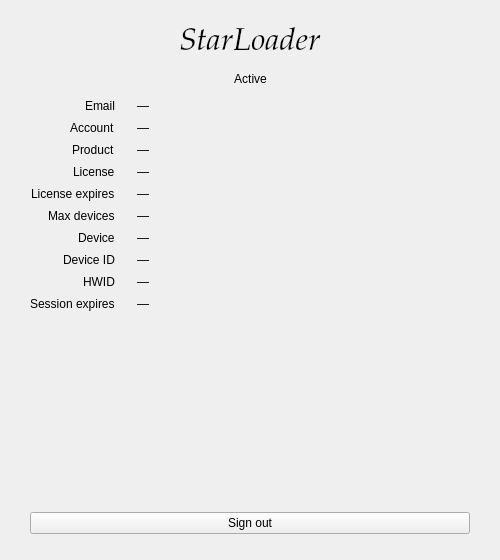
First picture: the form in license-client/ui/UserDashboard.ui, repository Starhaxor/StarLoader, before the edit.
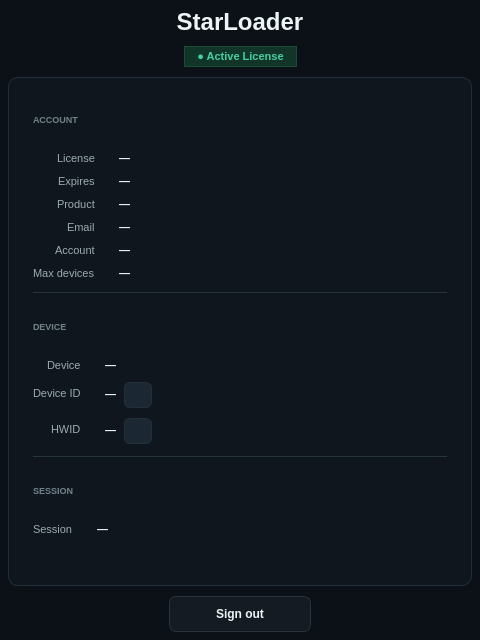
Second picture: the form after the edit.

Commit message:
client: redesign dashboard UI and enrich README with context & comparison
- Updates the authenticated dashboard with a new, organized layout,
  status-colored values, and one-click copy buttons for device ID and HWID.
- Adds a "Screenshots" section to the README for key application forms.
- Introduces a detailed "Comparison with market applications" section in the
  README to explain StarLoader's unique hardware-binding approach.

What changed in the file:
```diff
--- a/license-client/ui/UserDashboard.ui
+++ b/license-client/ui/UserDashboard.ui
@@ -6,29 +6,49 @@
    <rect>
     <x>0</x>
     <y>0</y>
-    <width>500</width>
-    <height>560</height>
+    <width>480</width>
+    <height>640</height>
    </rect>
   </property>
   <property name="minimumSize">
    <size>
-    <width>500</width>
-    <height>560</height>
+    <width>480</width>
+    <height>640</height>
    </size>
   </property>
   <property name="maximumSize">
    <size>
-    <width>500</width>
-    <height>560</height>
+    <width>480</width>
+    <height>640</height>
    </size>
   </property>
   <property name="windowTitle">
    <string>StarLoader</string>
   </property>
   <widget class="QWidget" name="centralwidget">
+   <property name="styleSheet">
+    <string notr="true">QWidget#centralwidget { background-color: #0B1117; }
+QLabel { background: transparent; }
+QLabel#dashboardBrandLabel { color: #EDF4F6; font-family: "Segoe UI", "Arial"; font-size: 18pt; font-weight: 600; }
+QLabel#activeStatusIndicator { color: #43D19E; background-color: #12352A; border: 1px solid #1E4A38; border-radius: 12px; padding: 3px 12px; font-size: 11px; font-weight: 600; }
+QLabel#activeStatusIndicator[state="warning"] { color: #F4B860; background-color: #33291A; border-color: #5A4A28; }
+QLabel#activeStatusIndicator[state="error"] { color: #FF647C; background-color: #331A22; border-color: #5A2832; }
+QFrame#dashboardCard { background-color: #10161D; border: 1px solid #222F39; border-radius: 10px; }
+QLabel#accountSectionLabel, QLabel#deviceSectionLabel, QLabel#sessionSectionLabel { color: #71818A; font-size: 9px; font-weight: 700; }
+QLabel#emailLabel, QLabel#accountStatusLabel, QLabel#productLabel, QLabel#licenseStatusLabel, QLabel#licenseExpiryLabel, QLabel#maxDevicesLabel, QLabel#deviceStatusLabel, QLabel#deviceIdLabel, QLabel#hwidLabel, QLabel#sessionExpiryLabel { color: #9AAAB2; font-size: 11px; }
+QLabel#emailValue, QLabel#accountStatusValue, QLabel#productValue, QLabel#licenseStatusValue, QLabel#licenseExpiryValue, QLabel#maxDevicesValue, QLabel#deviceStatusValue, QLabel#deviceIdValue, QLabel#hwidValue, QLabel#sessionExpiryValue { color: #EDF4F6; font-size: 11px; font-weight: 600; }
+QLabel[dimmed="true"] { color: #71818A; }
+QFrame#dashboardSeparator1, QFrame#dashboardSeparator2 { background-color: #25343D; border: none; max-height: 1px; }
+QToolButton#copyDeviceIdButton, QToolButton#copyHwidButton { background-color: #1B2732; border: 1px solid #22303B; border-radius: 6px; }
+QToolButton#copyDeviceIdButton:hover, QToolButton#copyHwidButton:hover { background-color: #22303B; }
+QToolButton#copyDeviceIdButton:pressed, QToolButton#copyHwidButton:pressed { background-color: #0D141C; }
+QPushButton#signOutButton { color: #EDF4F6; background-color: #151B22; border: 1px solid #28333D; border-radius: 7px; font-size: 12px; font-weight: 600; min-width: 140px; min-height: 34px; }
+QPushButton#signOutButton:hover { background-color: #1C2730; border-color: #32404C; }
+QPushButton#signOutButton:pressed { background-color: #0F161D; }</string>
+   </property>
    <layout class="QVBoxLayout" name="pageLayout">
     <property name="spacing">
-     <number>8</number>
+     <number>10</number>
     </property>
     <property name="leftMargin">
      <number>8</number>
@@ -42,135 +62,265 @@
     <property name="bottomMargin">
      <number>8</number>
     </property>
+    <item>
+     <widget class="QLabel" name="dashboardBrandLabel">
+      <property name="text">
+       <string>StarLoader</string>
+      </property>
+      <property name="alignment">
+       <set>Qt::AlignmentFlag::AlignCenter</set>
+      </property>
+     </widget>
+    </item>
+    <item>
+     <layout class="QHBoxLayout" name="statusLayout">
+      <item>
+       <spacer name="leftStatusSpacer">
+        <property name="orientation">
+         <enum>Qt::Orientation::Horizontal</enum>
+        </property>
+        <property name="sizeHint" stdset="0">
+         <size>
+          <width>40</width>
+          <height>20</height>
+         </size>
+        </property>
+       </spacer>
+      </item>
+      <item>
+       <widget class="QLabel" name="activeStatusIndicator">
+        <property name="state" stdset="0">
+         <string>success</string>
+        </property>
+        <property name="text">
+         <string>● Active License</string>
+        </property>
+        <property name="alignment">
+         <set>Qt::AlignmentFlag::AlignCenter</set>
+        </property>
+       </widget>
+      </item>
+      <item>
+       <spacer name="rightStatusSpacer">
+        <property name="orientation">
+         <enum>Qt::Orientation::Horizontal</enum>
+        </property>
+        <property name="sizeHint" stdset="0">
+         <size>
+          <width>40</width>
+          <height>20</height>
+         </size>
+        </property>
+       </spacer>
+      </item>
+     </layout>
+    </item>
     <item>
      <widget class="QFrame" name="dashboardCard">
+      <property name="sizePolicy">
+       <sizepolicy hsizetype="Preferred" vsizetype="Expanding">
+        <horstretch>0</horstretch>
+        <verstretch>0</verstretch>
+       </sizepolicy>
+      </property>
       <property name="frameShape">
        <enum>QFrame::Shape::NoFrame</enum>
       </property>
       <layout class="QVBoxLayout" name="cardLayout">
        <property name="spacing">
-        <number>10</number>
+        <number>12</number>
        </property>
        <property name="leftMargin">
-        <number>22</number>
+        <number>24</number>
        </property>
        <property name="topMargin">
-        <number>18</number>
+        <number>20</number>
        </property>
        <property name="rightMargin">
-        <number>22</number>
+        <number>24</number>
        </property>
        <property name="bottomMargin">
-        <number>18</number>
+        <number>20</number>
        </property>
        <item>
-        <widget class="QLabel" name="dashboardBrandLabel">
-         <property name="font">
-          <font>
-           <family>Palatino Linotype</family>
-           <pointsize>24</pointsize>
-           <italic>true</italic>
-          </font>
-         </property>
+        <widget class="QLabel" name="accountSectionLabel">
          <property name="text">
-          <string>StarLoader</string>
-         </property>
-         <property name="alignment">
-          <set>Qt::AlignmentFlag::AlignCenter</set>
+          <string>ACCOUNT</string>
          </property>
         </widget>
        </item>
        <item>
-        <layout class="QHBoxLayout" name="statusLayout">
-         <item>
-          <spacer name="leftStatusSpacer">
-           <property name="orientation">
-            <enum>Qt::Orientation::Horizontal</enum>
-           </property>
-           <property name="sizeHint" stdset="0">
-            <size>
-             <width>40</width>
-             <height>20</height>
-            </size>
-           </property>
-          </spacer>
-         </item>
-         <item>
-          <widget class="QLabel" name="activeStatusIndicator">
-           <property name="state" stdset="0">
-            <string>success</string>
-           </property>
-           <property name="text">
-            <string>Active</string>
-           </property>
-           <property name="alignment">
-            <set>Qt::AlignmentFlag::AlignCenter</set>
-           </property>
-          </widget>
-         </item>
-         <item>
-          <spacer name="rightStatusSpacer">
-           <property name="orientation">
-            <enum>Qt::Orientation::Horizontal</enum>
-           </property>
-           <property name="sizeHint" stdset="0">
-            <size>
-             <width>40</width>
-             <height>20</height>
-            </size>
-           </property>
-          </spacer>
-         </item>
-        </layout>
-       </item>
-       <item>
-        <layout class="QFormLayout" name="profileFormLayout">
+        <layout class="QFormLayout" name="accountFormLayout">
          <property name="horizontalSpacing">
-          <number>22</number>
+          <number>24</number>
          </property>
          <property name="verticalSpacing">
-          <number>8</number>
+          <number>10</number>
          </property>
          <property name="labelAlignment">
-          <set>Qt::AlignmentFlag::AlignRight|Qt::AlignmentFlag::AlignTrailing|Qt::AlignmentFlag::AlignVCenter</set>
+          <set>Qt::AlignmentFlag::AlignLeft|Qt::AlignmentFlag::AlignTrailing|Qt::AlignmentFlag::AlignVCenter</set>
          </property>
-         <item row="0" column="0"><widget class="QLabel" name="emailLabel"><property name="text"><string>Email</string></property></widget></item>
-         <item row="0" column="1"><widget class="QLabel" name="emailValue"><property name="text"><string notr="true">&#x2014;</string></property><property name="textInteractionFlags"><set>Qt::TextInteractionFlag::TextSelectableByKeyboard|Qt::TextInteractionFlag::TextSelectableByMouse</set></property></widget></item>
-         <item row="1" column="0"><widget class="QLabel" name="accountStatusLabel"><property name="text"><string>Account</string></property></widget></item>
-         <item row="1" column="1"><widget class="QLabel" name="accountStatusValue"><property name="text"><string notr="true">&#x2014;</string></property></widget></item>
+         <item row="0" column="0"><widget class="QLabel" name="licenseStatusLabel"><property name="text"><string>License</string></property></widget></item>
+         <item row="0" column="1"><widget class="QLabel" name="licenseStatusValue"><property name="text"><string notr="true">&#x2014;</string></property></widget></item>
+         <item row="1" column="0"><widget class="QLabel" name="licenseExpiryLabel"><property name="text"><string>Expires</string></property></widget></item>
+         <item row="1" column="1"><widget class="QLabel" name="licenseExpiryValue"><property name="text"><string notr="true">&#x2014;</string></property></widget></item>
          <item row="2" column="0"><widget class="QLabel" name="productLabel"><property name="text"><string>Product</string></property></widget></item>
          <item row="2" column="1"><widget class="QLabel" name="productValue"><property name="text"><string notr="true">&#x2014;</string></property></widget></item>
-         <item row="3" column="0"><widget class="QLabel" name="licenseStatusLabel"><property name="text"><string>License</string></property></widget></item>
-         <item row="3" column="1"><widget class="QLabel" name="licenseStatusValue"><property name="text"><string notr="true">&#x2014;</string></property></widget></item>
-         <item row="4" column="0"><widget class="QLabel" name="licenseExpiryLabel"><property name="text"><string>License expires</string></property></widget></item>
-         <item row="4" column="1"><widget class="QLabel" name="licenseExpiryValue"><property name="text"><string notr="true">&#x2014;</string></property></widget></item>
-         <item row="5" column="0"><widget class="QLabel" name="maxDevicesLabel"><property name="text"><string>Max devices</string></property></widget></item>
-         <item row="5" column="1"><widget class="QLabel" name="maxDevicesValue"><property name="text"><string notr="true">&#x2014;</string></property></widget></item>
-         <item row="6" column="0"><widget class="QLabel" name="deviceStatusLabel"><property name="text"><string>Device</string></property></widget></item>
-         <item row="6" column="1"><widget class="QLabel" name="deviceStatusValue"><property name="text"><string notr="true">&#x2014;</string></property></widget></item>
-         <item row="7" column="0"><widget class="QLabel" name="deviceIdLabel"><property name="text"><string>Device ID</string></property></widget></item>
-         <item row="7" column="1"><widget class="QLabel" name="deviceIdValue"><property name="text"><string notr="true">&#x2014;</string></property><property name="textInteractionFlags"><set>Qt::TextInteractionFlag::TextSelectableByKeyboard|Qt::TextInteractionFlag::TextSelectableByMouse</set></property></widget></item>
-         <item row="8" column="0"><widget class="QLabel" name="hwidLabel"><property name="text"><string>HWID</string></property></widget></item>
-         <item row="8" column="1"><widget class="QLabel" name="hwidValue"><property name="text"><string notr="true">&#x2014;</string></property><property name="textInteractionFlags"><set>Qt::TextInteractionFlag::TextSelectableByKeyboard|Qt::TextInteractionFlag::TextSelectableByMouse</set></property></widget></item>
-         <item row="9" column="0"><widget class="QLabel" name="sessionExpiryLabel"><property name="text"><string>Session expires</string></property></widget></item>
-         <item row="9" column="1"><widget class="QLabel" name="sessionExpiryValue"><property name="text"><string notr="true">&#x2014;</string></property></widget></item>
+         <item row="3" column="0"><widget class="QLabel" name="emailLabel"><property name="dimmed" stdset="0"><bool>true</bool></property><property name="text"><string>Email</string></property></widget></item>
+         <item row="3" column="1"><widget class="QLabel" name="emailValue"><property name="dimmed" stdset="0"><bool>true</bool></property><property name="text"><string notr="true">&#x2014;</string></property><property name="textInteractionFlags"><set>Qt::TextInteractionFlag::TextSelectableByKeyboard|Qt::TextInteractionFlag::TextSelectableByMouse</set></property></widget></item>
+         <item row="4" column="0"><widget class="QLabel" name="accountStatusLabel"><property name="dimmed" stdset="0"><bool>true</bool></property><property name="text"><string>Account</string></property></widget></item>
+         <item row="4" column="1"><widget class="QLabel" name="accountStatusValue"><property name="dimmed" stdset="0"><bool>true</bool></property><property name="text"><string notr="true">&#x2014;</string></property></widget></item>
+         <item row="5" column="0"><widget class="QLabel" name="maxDevicesLabel"><property name="dimmed" stdset="0"><bool>true</bool></property><property name="text"><string>Max devices</string></property></widget></item>
+         <item row="5" column="1"><widget class="QLabel" name="maxDevicesValue"><property name="dimmed" stdset="0"><bool>true</bool></property><property name="text"><string notr="true">&#x2014;</string></property></widget></item>
         </layout>
        </item>
        <item>
-        <spacer name="verticalSpacer">
-         <property name="orientation"><enum>Qt::Orientation::Vertical</enum></property>
-         <property name="sizeHint" stdset="0"><size><width>20</width><height>8</height></size></property>
-        </spacer>
+        <widget class="QFrame" name="dashboardSeparator1">
+         <property name="frameShape">
+          <enum>QFrame::Shape::HLine</enum>
+         </property>
+         <property name="frameShadow">
+          <enum>QFrame::Shadow::Plain</enum>
+         </property>
+        </widget>
        </item>
        <item>
-        <widget class="QPushButton" name="signOutButton">
-         <property name="cursor"><cursorShape>PointingHandCursor</cursorShape></property>
-         <property name="text"><string>Sign out</string></property>
+        <widget class="QLabel" name="deviceSectionLabel">
+         <property name="text">
+          <string>DEVICE</string>
+         </property>
         </widget>
        </item>
+       <item>
+        <layout class="QFormLayout" name="deviceFormLayout">
+         <property name="horizontalSpacing">
+          <number>24</number>
+         </property>
+         <property name="verticalSpacing">
+          <number>10</number>
+         </property>
+         <property name="labelAlignment">
+          <set>Qt::AlignmentFlag::AlignLeft|Qt::AlignmentFlag::AlignTrailing|Qt::AlignmentFlag::AlignVCenter</set>
+         </property>
+         <item row="0" column="0"><widget class="QLabel" name="deviceStatusLabel"><property name="text"><string>Device</string></property></widget></item>
+         <item row="0" column="1"><widget class="QLabel" name="deviceStatusValue"><property name="text"><string notr="true">&#x2014;</string></property></widget></item>
+         <item row="1" column="0"><widget class="QLabel" name="deviceIdLabel"><property name="text"><string>Device ID</string></property></widget></item>
+         <item row="1" column="1">
+          <layout class="QHBoxLayout" name="deviceIdValueLayout">
+           <property name="spacing">
+            <number>8</number>
+           </property>
+           <item>
+            <widget class="QLabel" name="deviceIdValue">
+             <property name="text"><string notr="true">&#x2014;</string></property>
+             <property name="textInteractionFlags"><set>Qt::TextInteractionFlag::TextSelectableByKeyboard|Qt::TextInteractionFlag::TextSelectableByMouse</set></property>
+            </widget>
+           </item>
+           <item>
+            <widget class="QToolButton" name="copyDeviceIdButton">
+             <property name="minimumSize"><size><width>28</width><height>26</height></size></property>
+             <property name="maximumSize"><size><width>28</width><height>26</height></size></property>
+             <property name="cursor"><cursorShape>PointingHandCursor</cursorShape></property>
+             <property name="toolTip"><string>Copy device ID</string></property>
+             <property name="accessibleName"><string>Copy device ID</string></property>
+            </widget>
+           </item>
+           <item>
+            <spacer name="deviceIdTrailingSpacer">
+             <property name="orientation"><enum>Qt::Orientation::Horizontal</enum></property>
+             <property name="sizeHint" stdset="0"><size><width>40</width><height>20</height></size></property>
+            </spacer>
+           </item>
+          </layout>
+         </item>
+         <item row="2" column="0"><widget class="QLabel" name="hwidLabel"><property name="text"><string>HWID</string></property></widget></item>
+         <item row="2" column="1">
+          <layout class="QHBoxLayout" name="hwidValueLayout">
+           <property name="spacing">
+            <number>8</number>
+           </property>
+           <item>
+            <widget class="QLabel" name="hwidValue">
+             <property name="text"><string notr="true">&#x2014;</string></property>
+             <property name="textInteractionFlags"><set>Qt::TextInteractionFlag::TextSelectableByKeyboard|Qt::TextInteractionFlag::TextSelectableByMouse</set></property>
+            </widget>
+           </item>
+           <item>
+            <widget class="QToolButton" name="copyHwidButton">
+             <property name="minimumSize"><size><width>28</width><height>26</height></size></property>
+             <property name="maximumSize"><size><width>28</width><height>26</height></size></property>
+             <property name="cursor"><cursorShape>PointingHandCursor</cursorShape></property>
+             <property name="toolTip"><string>Copy HWID</string></property>
+             <property name="accessibleName"><string>Copy HWID</string></property>
+            </widget>
+           </item>
+           <item>
+            <spacer name="hwidTrailingSpacer">
+             <property name="orientation"><enum>Qt::Orientation::Horizontal</enum></property>
+             <property name="sizeHint" stdset="0"><size><width>40</width><height>20</height></size></property>
+            </spacer>
+           </item>
+          </layout>
+         </item>
+        </layout>
+       </item>
+       <item>
+        <widget class="QFrame" name="dashboardSeparator2">
+         <property name="frameShape">
+          <enum>QFrame::Shape::HLine</enum>
+         </property>
+         <property name="frameShadow">
+          <enum>QFrame::Shadow::Plain</enum>
+         </property>
+        </widget>
+       </item>
+       <item>
+        <widget class="QLabel" name="sessionSectionLabel">
+         <property name="text">
+          <string>SESSION</string>
+         </property>
+        </widget>
+       </item>
+       <item>
+        <layout class="QFormLayout" name="sessionFormLayout">
+         <property name="horizontalSpacing">
+          <number>24</number>
+         </property>
+         <property name="verticalSpacing">
+          <number>10</number>
+         </property>
+         <property name="labelAlignment">
+          <set>Qt::AlignmentFlag::AlignLeft|Qt::AlignmentFlag::AlignTrailing|Qt::AlignmentFlag::AlignVCenter</set>
+         </property>
+         <item row="0" column="0"><widget class="QLabel" name="sessionExpiryLabel"><property name="text"><string>Session</string></property></widget></item>
+         <item row="0" column="1"><widget class="QLabel" name="sessionExpiryValue"><property name="text"><string notr="true">&#x2014;</string></property></widget></item>
+        </layout>
+       </item>
       </layout>
      </widget>
     </item>
+    <item>
+     <layout class="QHBoxLayout" name="signOutRow">
+      <item>
+       <spacer name="leftSignOutSpacer">
+        <property name="orientation"><enum>Qt::Orientation::Horizontal</enum></property>
+        <property name="sizeHint" stdset="0"><size><width>40</width><height>20</height></size></property>
+       </spacer>
+      </item>
+      <item>
+       <widget class="QPushButton" name="signOutButton">
+        <property name="cursor"><cursorShape>PointingHandCursor</cursorShape></property>
+        <property name="text"><string>Sign out</string></property>
+       </widget>
+      </item>
+      <item>
+       <spacer name="rightSignOutSpacer">
+        <property name="orientation"><enum>Qt::Orientation::Horizontal</enum></property>
+        <property name="sizeHint" stdset="0"><size><width>40</width><height>20</height></size></property>
+       </spacer>
+      </item>
+     </layout>
+    </item>
    </layout>
   </widget>
  </widget>
```
Left out of the diff: 4 changed lines with no effect on the pictures. The commit also changes 8 other files.
